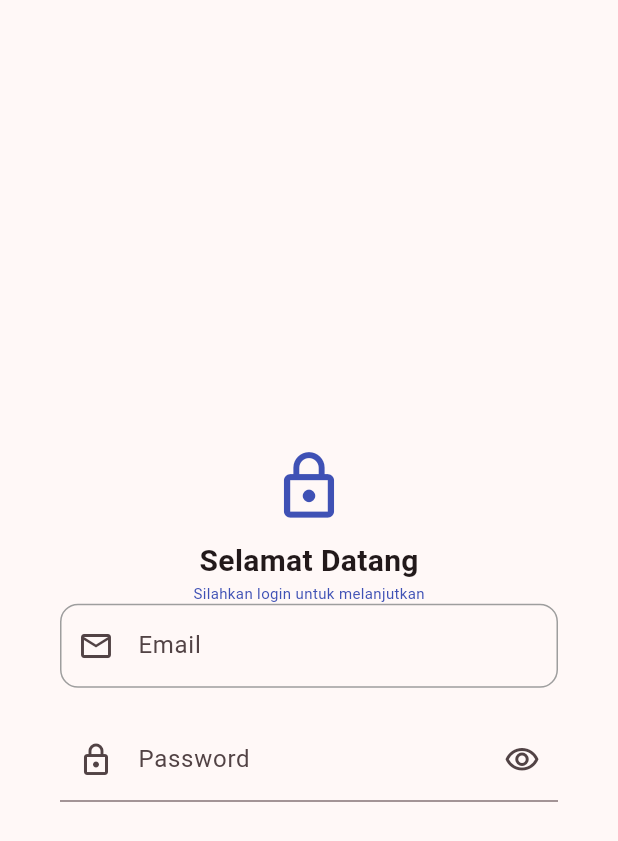
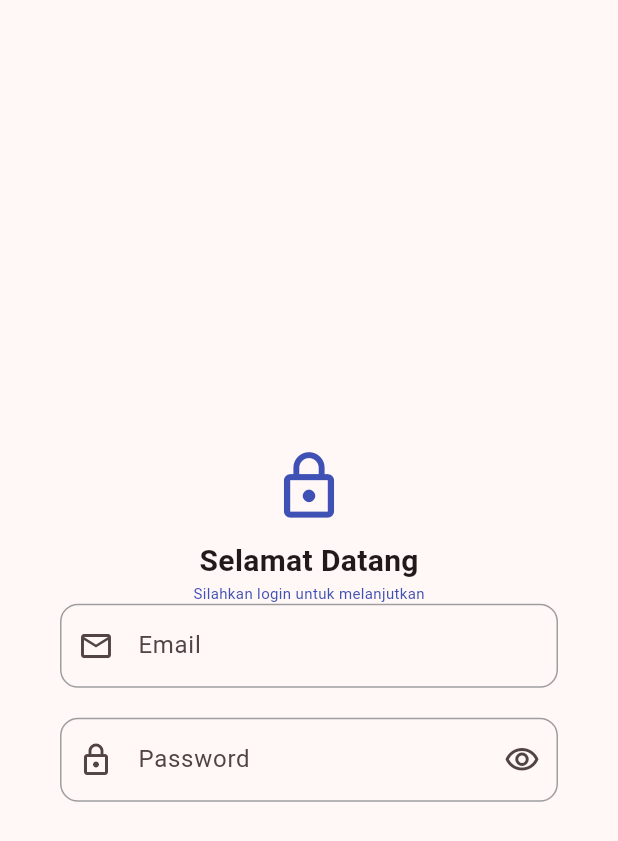
Before and after one commit to GUYwithPTSD/tugas_week6_1123150135, a Flutter app: the screen it shows after launch, on a phone screen of 412 x 824 dp. Shown: the top 841 px of the screen. Run offline on Flutter 3.47's test engine with Material 3 defaults, Android fonts, the light colour scheme and no system bars.

Commit message:
commit 15 - membuat desain textfield password

```diff
--- a/lib/login.dart
+++ b/lib/login.dart
@@ -55,6 +55,17 @@ class Login extends StatelessWidget {
                     hintText: 'Masukkan password anda',
                     prefixIcon: Icon(Icons.lock_outlined),
                     suffixIcon: Icon(Icons.visibility_outlined),
+                    border: OutlineInputBorder(
+                      borderRadius: BorderRadius.all(Radius.circular(12.0)),
+                    ),
+                    enabledBorder: OutlineInputBorder(
+                      borderSide: BorderSide(color: Colors.grey),
+                      borderRadius: BorderRadius.all(Radius.circular(12.0)),
+                    ),
+                    focusedBorder: OutlineInputBorder(
+                      borderSide: BorderSide(color: Colors.blue, width: 2.0),
+                      borderRadius: BorderRadius.all(Radius.circular(12.0)),
+                    ),
                   ),
                 ),
               ],
```
